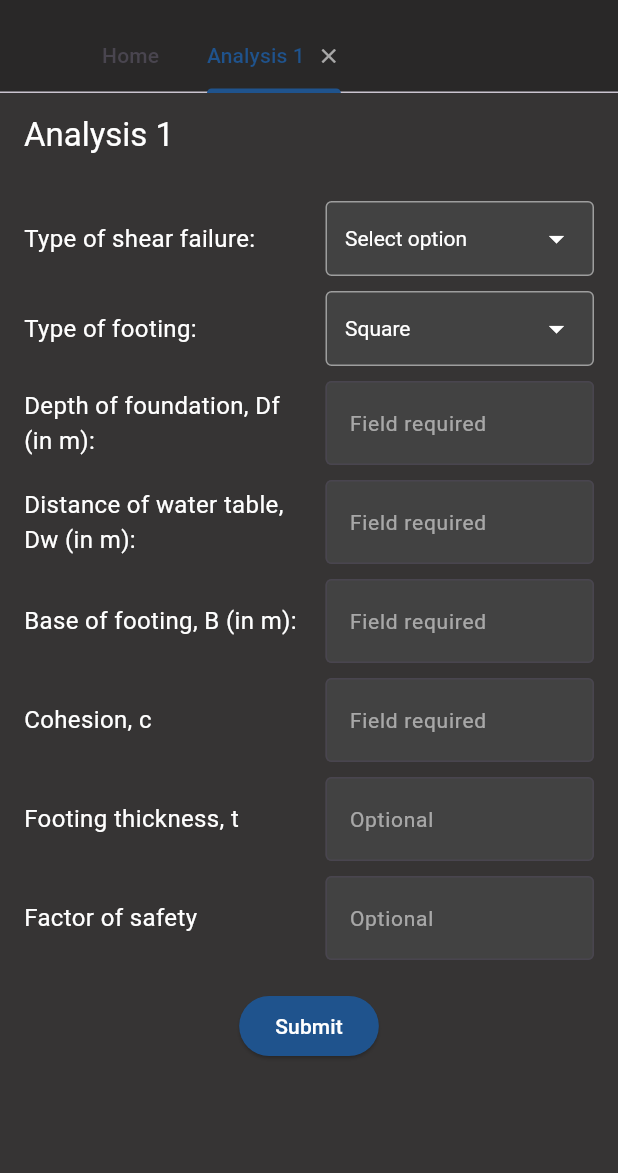
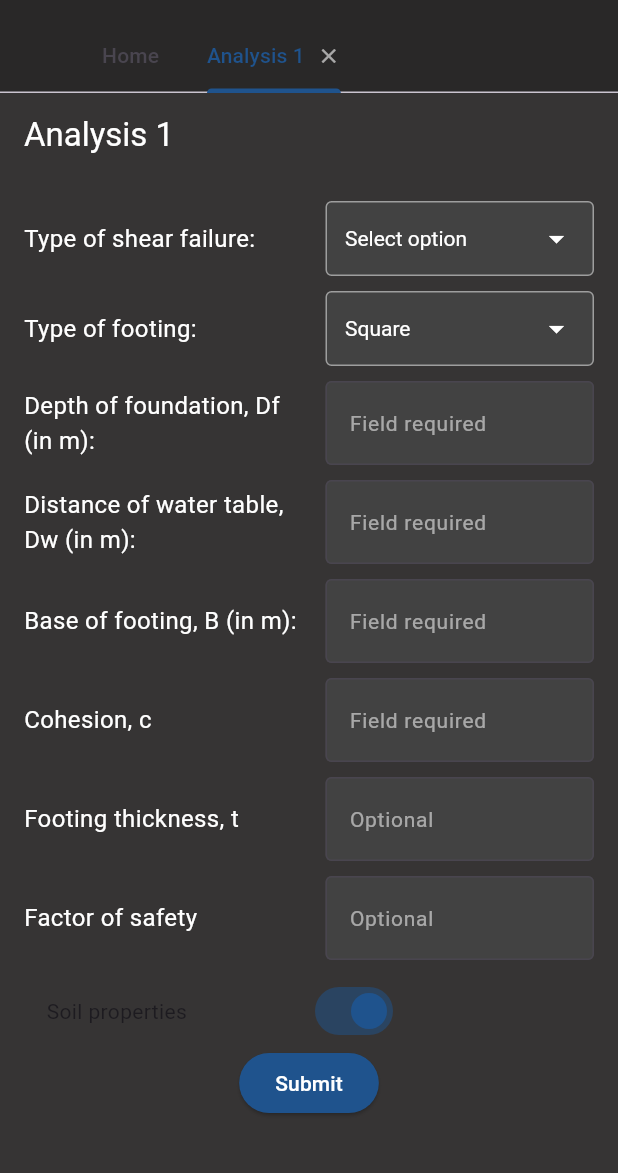
Before and after one commit to raymunddd/foundcalc, a Flutter app: the screen it shows after launch, after a tap on "Analysis", on a phone screen of 412 x 824 dp, the part 63-1236 px from its top. Run offline on Flutter 3.47's test engine with Material 3 defaults, Android fonts, the phone set to English and light mode, and no system bars.

Commit message:
Added Row 8

```diff
--- a/foundcalc/lib/pages/analysis_page.dart
+++ b/foundcalc/lib/pages/analysis_page.dart
@@ -115,7 +115,34 @@ Widget build(BuildContext context) {
           mainAxisSize: MainAxisSize.min, // Ensures it takes only necessary height
           children: [
             _buildFormRow(),
-            SizedBox(height: 20),
+            SizedBox(height: 10),
+            Padding(
+              padding: EdgeInsetsDirectional.fromSTEB(15.0, 0.0, 15.0, 0.0),
+              child: Row(
+                mainAxisSize: MainAxisSize.max,
+                children: [
+                  Align(
+                    alignment: AlignmentDirectional(-1.0, 0.0),
+                    child: Container(
+                      width: 175.0,
+                      child: Text(
+                        'Soil properties',
+                      ),
+                    ),
+                  ),
+                  Align(
+                    alignment: AlignmentDirectional(-1.0, 0.0),
+                    child: Switch(
+                      value: true, // Ensure _model.switchValue is defined
+                      onChanged: (newValue) {
+                      },
+                      activeColor: Color(0xFF1F538D),
+                      inactiveThumbColor: Color(0x80FF5963),
+                    ),
+                  ),
+                ],
+              ),
+            ),
             ElevatedButton(
               onPressed: () {
                 // Handle form submission
```
Also changed, not shown: foundcalc/lib/main.dart (line endings or trailing spaces).
